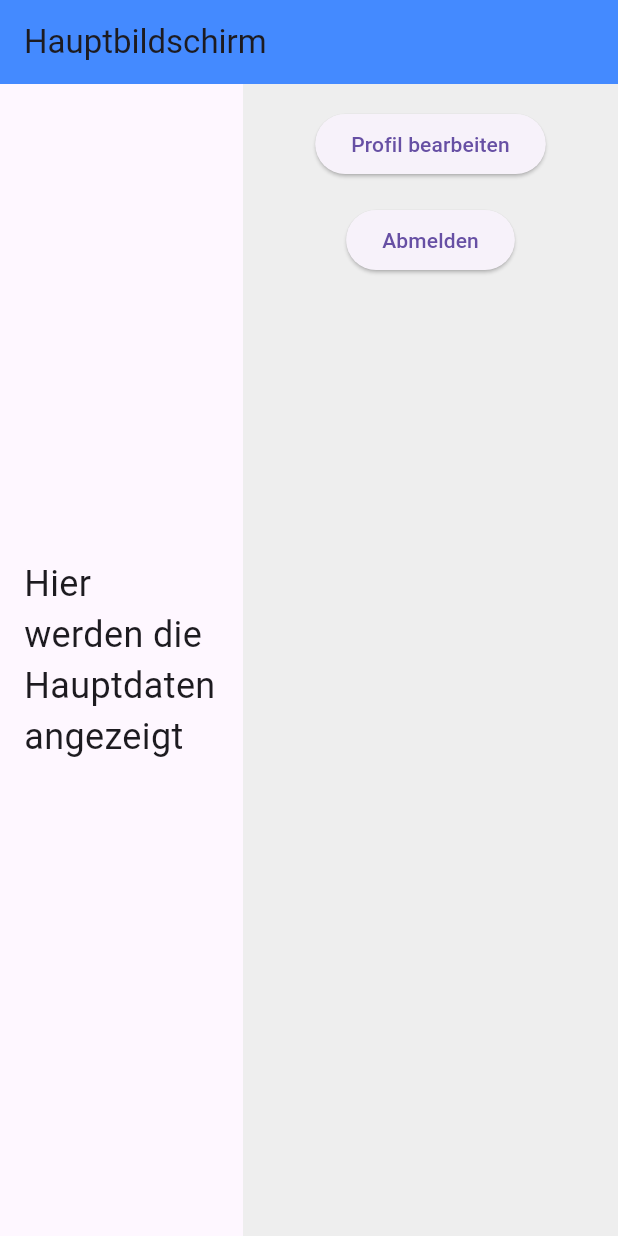
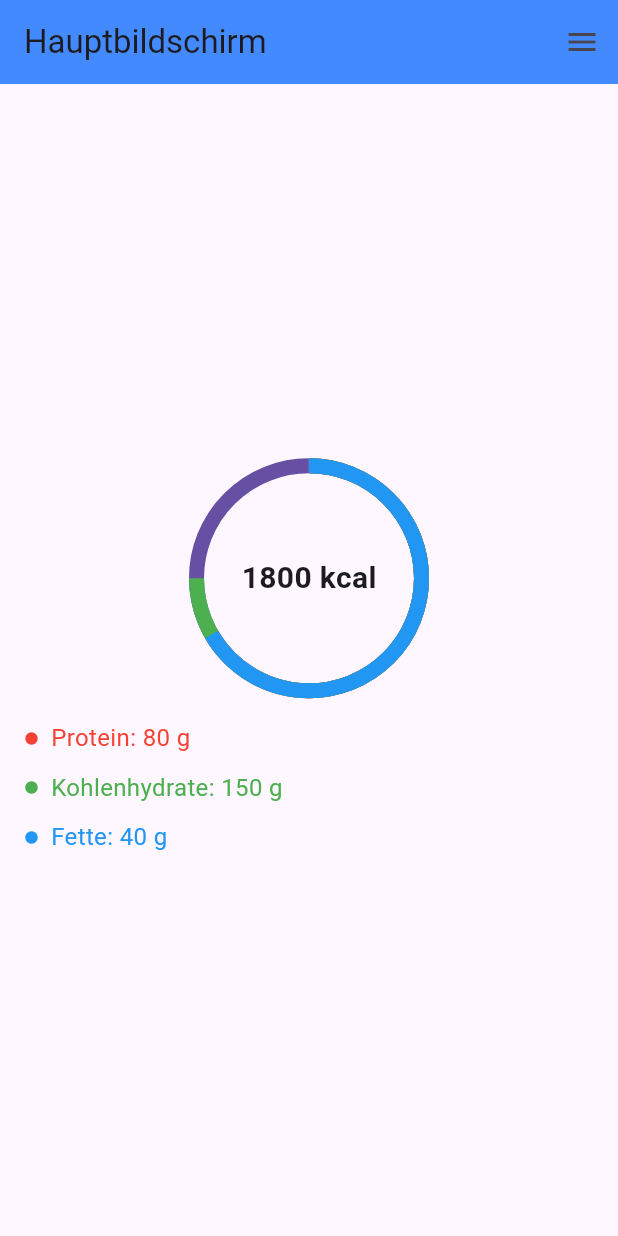
Before and after one commit to thomassge/calorie_tracking, a Flutter app: the MainScreen screen opened directly, on a phone screen of 412 x 824 dp. Run offline on Flutter 3.47's test engine with Material 3 defaults, Android fonts, the light colour scheme and no system bars; our stand-ins replace cloud_firestore, firebase_auth, firebase_core; accounts and stored records are empty.

Commit message:
Frontend viel passiert

```diff
--- a/lib/frontend/login.dart
+++ b/lib/frontend/login.dart
@@ -1,7 +1,7 @@
+import 'package:calorie_tracking/frontend/main_screen.dart';
+import 'package:calorie_tracking/frontend/register.dart';
 import 'package:flutter/material.dart';
-import 'register.dart';
 import '../services/auth_service.dart';
-import 'main_screen.dart';
 
 class LoginScreen extends StatelessWidget {
   final GlobalKey<FormState> _formKey = GlobalKey<FormState>();
@@ -43,7 +43,7 @@ class LoginScreen extends StatelessWidget {
                     if (value == null || value.isEmpty) {
                       return 'Bitte eine E-Mail eingeben.';
                     } else if (!RegExp(
-                        r"^[a-zA-Z0-9.a-zA-Z0-9._%+-]+@[a-zA-Z0-9.-]+\.[a-zA-Z]{2,}$")
+                            r"^[a-zA-Z0-9.a-zA-Z0-9._%+-]+@[a-zA-Z0-9.-]+\.[a-zA-Z]{2,}$")
                         .hasMatch(value)) {
                       return 'Bitte eine gültige E-Mail-Adresse eingeben.';
                     }
--- a/lib/frontend/main_screen.dart
+++ b/lib/frontend/main_screen.dart
@@ -1,71 +1,175 @@
 import 'package:flutter/material.dart';
-//import 'package:inf_proj_flutter/Frontend/edit_profile_screen.dart';
-//import 'package:inf_proj_flutter/Frontend/login.dart';
 import 'package:firebase_auth/firebase_auth.dart';
-import '../services/auth_service.dart';
 import 'edit_profile_screen.dart';
 import 'login.dart';
 
-class MainScreen extends StatelessWidget {
-  final AuthService authService = AuthService();
-  MainScreen({super.key});
+class MainScreen extends StatefulWidget {
+  const MainScreen({Key? key}) : super(key: key);
 
   @override
-  Widget build(BuildContext context) {
-    final user = FirebaseAuth.instance.currentUser;
+  State<MainScreen> createState() => _MainScreenState();
+}
 
-    if (user == null) {
-      WidgetsBinding.instance.addPostFrameCallback((_) {
+class _MainScreenState extends State<MainScreen> {
+  // Dummy-Daten für Kalorien und Makronährstoffe
+  final int totalKcal = 1800;
+  final int consumedProtein = 80; // in Gramm
+  final int consumedCarbs = 150; // in Gramm
+  final int consumedFats = 40; // in Gramm
+
+  double get proteinProgress => consumedProtein / 120; // Beispielziel: 120 g
+  double get carbsProgress => consumedCarbs / 200; // Beispielziel: 200 g
+  double get fatsProgress => consumedFats / 60; // Beispielziel: 60 g
+
+  void _openDrawer() {
+    showModalBottomSheet(
+      context: context,
+      builder: (context) => Container(
+        color: Colors.white,
+        padding: const EdgeInsets.all(16.0),
+        child: Column(
+          mainAxisSize: MainAxisSize.min,
+          crossAxisAlignment: CrossAxisAlignment.start,
+          children: [
+            ListTile(
+              leading: const Icon(Icons.person),
+              title: const Text('Profil bearbeiten'),
+              onTap: () {
+                Navigator.pop(context);
+                Navigator.push(
+                  context,
+                  MaterialPageRoute(
+                    builder: (context) => EditProfileScreen(
+                        user: FirebaseAuth.instance.currentUser),
+                  ),
+                );
+              },
+            ),
+            ListTile(
+              leading: const Icon(Icons.logout),
+              title: const Text('Abmelden'),
+              onTap: () async {
+                Navigator.pop(context);
+                await FirebaseAuth.instance.signOut();
                 Navigator.pushReplacement(
                   context,
                   MaterialPageRoute(builder: (context) => LoginScreen()),
                 );
-      });
-      return const SizedBox();
+              },
+            ),
+          ],
+        ),
+      ),
+    );
   }
+
+  @override
+  Widget build(BuildContext context) {
     return Scaffold(
       appBar: AppBar(
-        title: Text('Hauptbildschirm'),
+        title: const Text('Hauptbildschirm'),
         backgroundColor: Colors.blueAccent,
+        actions: [
+          IconButton(
+            icon: const Icon(Icons.menu),
+            onPressed: _openDrawer,
           ),
-      body: Row(
+        ],
+      ),
+      body: Column(
+        mainAxisAlignment: MainAxisAlignment.center,
         children: [
-          Expanded(
-            flex: 3,
-            child: Padding(
-              padding: const EdgeInsets.all(16.0),
-              child: Center(
-                child: Text(
-                  'Hier werden die Hauptdaten angezeigt',
-                  style: TextStyle(fontSize: 24),
+          Center(
+            child: Stack(
+              alignment: Alignment.center,
+              children: [
+                SizedBox(
+                  width: 150,
+                  height: 150,
+                  child: CircularProgressIndicator(
+                    value: 1.0,
+                    strokeWidth: 10.0,
+                    backgroundColor: Colors.grey[300],
                   ),
                 ),
+                SizedBox(
+                  width: 150,
+                  height: 150,
+                  child: CircularProgressIndicator(
+                    value: proteinProgress,
+                    strokeWidth: 10.0,
+                    valueColor: const AlwaysStoppedAnimation<Color>(Colors.red),
                   ),
                 ),
-          Container(
-            width: 250,
-            color: Colors.grey[200],
+                SizedBox(
+                  width: 150,
+                  height: 150,
+                  child: CircularProgressIndicator(
+                    value: carbsProgress,
+                    strokeWidth: 10.0,
+                    valueColor:
+                        const AlwaysStoppedAnimation<Color>(Colors.green),
+                  ),
+                ),
+                SizedBox(
+                  width: 150,
+                  height: 150,
+                  child: CircularProgressIndicator(
+                    value: fatsProgress,
+                    strokeWidth: 10.0,
+                    valueColor:
+                        const AlwaysStoppedAnimation<Color>(Colors.blue),
+                  ),
+                ),
+                Column(
+                  mainAxisAlignment: MainAxisAlignment.center,
+                  children: [
+                    Text(
+                      '${totalKcal} kcal',
+                      style: const TextStyle(
+                        fontSize: 20,
+                        fontWeight: FontWeight.bold,
+                      ),
+                    ),
+                  ],
+                ),
+              ],
+            ),
+          ),
+          const SizedBox(height: 20),
+          Padding(
+            padding: const EdgeInsets.symmetric(horizontal: 16.0),
             child: Column(
+              crossAxisAlignment: CrossAxisAlignment.start,
               children: [
-                SizedBox(height: 16),
-                ElevatedButton(
-                  onPressed: () {
-                    Navigator.push(
-                      context,
-                      MaterialPageRoute(
-                          builder: (context) => EditProfileScreen(user: user)),
-                    );
-                  },
-                  child: Text('Profil bearbeiten'),
+                Row(
+                  children: [
+                    const Icon(Icons.circle, color: Colors.red, size: 10),
+                    const SizedBox(width: 8),
+                    Text('Protein: $consumedProtein g',
+                        style:
+                            const TextStyle(fontSize: 16, color: Colors.red)),
+                  ],
                 ),
-                SizedBox(height: 16),
-                ElevatedButton(
-                  onPressed: () async {
-                    await authService.signOut();
-                    Navigator.pushReplacement(context,
-                        MaterialPageRoute(builder: (context) => LoginScreen()));
-                  },
-                  child: Text('Abmelden'),
+                const SizedBox(height: 10),
+                Row(
+                  children: [
+                    const Icon(Icons.circle, color: Colors.green, size: 10),
+                    const SizedBox(width: 8),
+                    Text('Kohlenhydrate: $consumedCarbs g',
+                        style:
+                            const TextStyle(fontSize: 16, color: Colors.green)),
+                  ],
+                ),
+                const SizedBox(height: 10),
+                Row(
+                  children: [
+                    const Icon(Icons.circle, color: Colors.blue, size: 10),
+                    const SizedBox(width: 8),
+                    Text('Fette: $consumedFats g',
+                        style:
+                            const TextStyle(fontSize: 16, color: Colors.blue)),
+                  ],
                 ),
               ],
             ),
--- a/lib/main.dart
+++ b/lib/main.dart
@@ -7,7 +7,6 @@
   WidgetsFlutterBinding.ensureInitialized();
   await Firebase.initializeApp(
     options: DefaultFirebaseOptions.currentPlatform,
-
   );
   runApp(const MyApp());
 }
--- a/pubspec.yaml
+++ b/pubspec.yaml
@@ -39,6 +39,7 @@ dependencies:
   firebase_analytics: ^11.3.6
   firebase_auth: ^5.3.4
   cloud_firestore: ^5.5.1
+  percent_indicator: ^4.2.4
 
 dev_dependencies:
   flutter_test:
```
Also changed, not shown: lib/frontend/change_password_screen.dart (+5 -5 lines), lib/frontend/edit_profile_screen.dart (+3 -4 lines), lib/frontend/change_email_screen.dart (line endings or trailing spaces), lib/frontend/register.dart (line endings or trailing spaces), pubspec.lock. Lines whose indentation alone changed are shown as unchanged.
